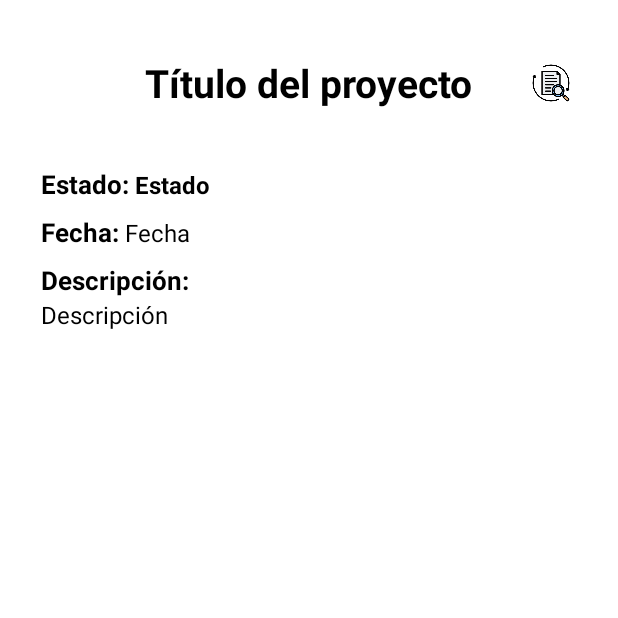
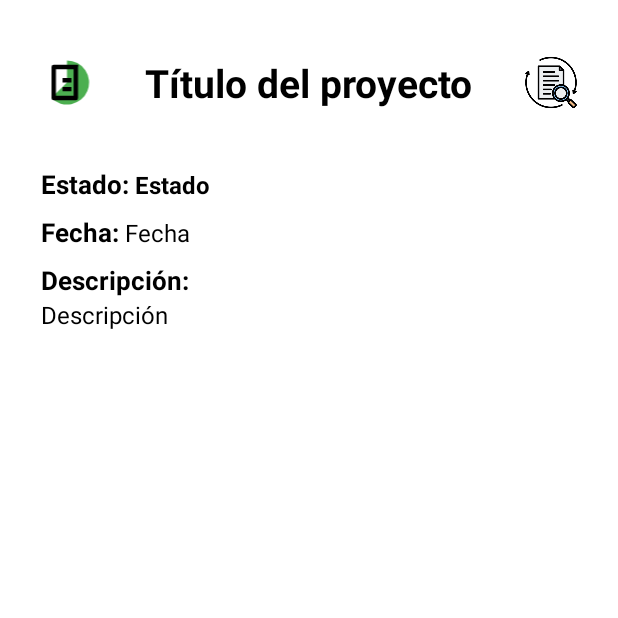
Before and after one commit to Edinson2005/AgroemprendeVersion-new, an Android app: the InformacionProyecto screen opened directly, with no data from a screen before it, on a phone screen of 412 x 824 dp, the top half of it. Run offline under Robolectric (Android 15) with nearby library versions, the phone set to English and light mode, and no system bars.

Commit message:
se hizo un graifoc de pastel para el porcentaje de cada proyecto solo falta poner los datos

```diff
--- a/app/src/main/java/com/edinson/agroemnew/proyecto/InformacionProyecto.java
+++ b/app/src/main/java/com/edinson/agroemnew/proyecto/InformacionProyecto.java
@@ -12,6 +12,7 @@ import androidx.appcompat.app.AppCompatActivity;
 import androidx.recyclerview.widget.LinearLayoutManager;
 import androidx.recyclerview.widget.RecyclerView;
 
+import com.edinson.agroemnew.PorcentajeProyecto;
 import com.edinson.agroemnew.R;
 import com.edinson.agroemnew.adapters.SeccionAdapter;
 import com.edinson.agroemnew.modelApi.ApiLogin;
@@ -34,14 +35,11 @@ public class InformacionProyecto  extends AppCompatActivity {
 
     private static final String TAG = "InformacionProyecto";
 
-    private TextView tituloTextView;
-    private TextView fechaTextView;
-    private TextView estadoTextView;
-    private TextView descripcionTextView;
-    private ImageButton revisionesButton;
+    private TextView tituloTextView,fechaTextView,estadoTextView,descripcionTextView;
+    private ImageButton revisionesButton, porcentaje;
 
     private RecyclerView seccionesRecyclerView;
-    private RecyclerView revisionesRecyclerView;
+
 
     @Override
     protected void onCreate(Bundle savedInstanceState) {
@@ -59,6 +57,7 @@ public class InformacionProyecto  extends AppCompatActivity {
         seccionesRecyclerView = findViewById(R.id.seccionesRecyclerView);
         //revisionesRecyclerView = findViewById(R.id.revisionesRecyclerView);
         revisionesButton = findViewById(R.id.revisionesButton);
+        porcentaje = findViewById(R.id.porcentaje);
 
 
         // Configuración de RecyclerView
@@ -79,6 +78,12 @@ public class InformacionProyecto  extends AppCompatActivity {
             intent.putExtra("projectId", projectId);
             startActivity(intent);
         });
+        porcentaje.setOnClickListener(v -> {
+            Intent intent = new Intent(InformacionProyecto.this, PorcentajeProyecto.class);
+            startActivity(intent);
+
+        });
+
     }
 
     private void loadProjectDetails(String projectId) {
--- /dev/null
+++ b/app/src/main/res/drawable/porcentaje.xml
@@ -0,0 +1,22 @@
+<vector xmlns:android="http://schemas.android.com/apk/res/android"
+    android:width="24dp"
+    android:height="24dp"
+    android:viewportWidth="24"
+    android:viewportHeight="24">
+
+    <!-- Background circle for the pie chart -->
+    <path
+        android:fillColor="#FFFFFF"
+        android:pathData="M12,2a10,10 0 1,0 10,10A10,10 0 0,0 12,2z" />
+
+    <!-- Pie chart section (project completion percentage) -->
+    <path
+        android:fillColor="#4CAF50"
+        android:pathData="M12,2a10,10 0 1,1 -7.07,17.07L12,12V2z" />
+
+    <!-- Document icon shape -->
+    <path
+        android:fillColor="#000000"
+        android:pathData="M17,4h-5L6,4a1,1 0 0,0 -1,1v14a1,1 0 0,0 1,1h10a1,1 0 0,0 1,-1V5A1,1 0 0,0 17,4zM7,6h8v12H7zM10,10h4v2h-4zM10,14h4v2h-4z"/>
+
+</vector>
--- a/app/src/main/res/layout/activity_informacion_proyecto.xml
+++ b/app/src/main/res/layout/activity_informacion_proyecto.xml
@@ -20,6 +20,18 @@ android:layout_height="match_parent"
         android:layout_width="match_parent"
         android:layout_height="wrap_content">
 
+        <!-- Botón de porcentaje alineado a la izquierda -->
+        <ImageButton
+            android:id="@+id/porcentaje"
+            android:layout_width="45dp"
+            android:layout_height="35dp"
+            android:layout_alignParentStart="true"
+            android:layout_centerVertical="true"
+            android:layout_marginStart="10dp"
+            android:background="@android:color/transparent"
+            android:scaleType="fitCenter"
+            android:src="@drawable/porcentaje" />
+
         <!-- Título del proyecto centrado -->
         <TextView
             android:id="@+id/tituloTextView"
@@ -33,10 +45,11 @@ android:layout_height="wrap_content">
             android:textColor="@color/black"
             android:textSize="26sp" />
 
+        <!-- Botón de revisiones alineado a la derecha -->
         <ImageButton
             android:id="@+id/revisionesButton"
             android:layout_width="45dp"
-    android:layout_height="25dp"
+            android:layout_height="35dp"
             android:layout_alignParentEnd="true"
             android:layout_centerVertical="true"
             android:layout_marginEnd="10dp"
```
Also changed, not shown: app/src/main/AndroidManifest.xml (+7 -8 lines), app/src/main/java/com/edinson/agroemnew/PorcentajeProyecto.java (added, +68 -0 lines), app/src/main/res/layout/activity_porcentaje_proyectos.xml (added, +21 -0 lines). Lines whose indentation alone changed are shown as unchanged.
